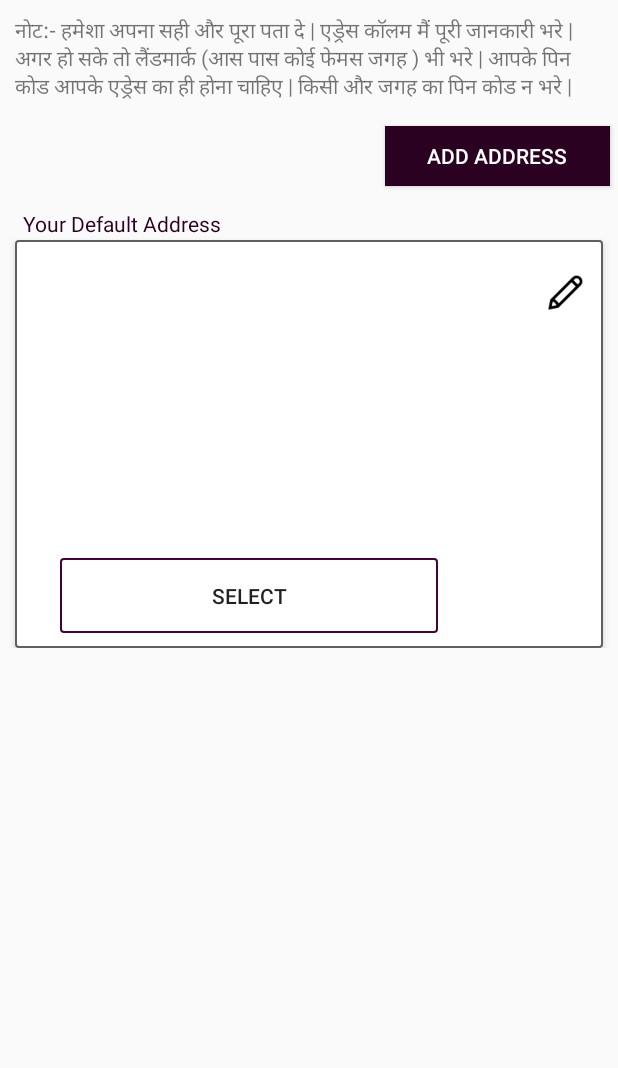
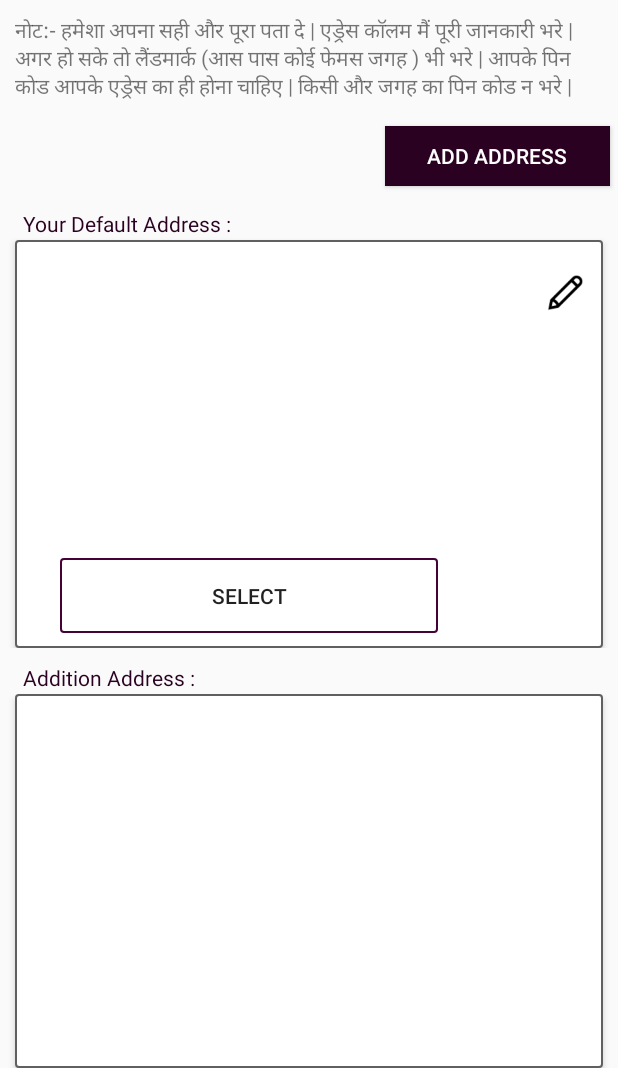
Before and after one commit to devdubeyapp/Galwaykart, an Android app: the layout activity_default_shipping_address.xml on its own in the app's theme, with its tools: preview values and no code run, on a phone screen of 412 x 824 dp, the part 168-1236 px from its top. Run offline under Robolectric (Android 15) with nearby library versions, the phone set to English and light mode, and no system bars; network calls fail.

Commit message:
default address,banner, page navigation

```diff
--- a/app/src/main/java/com/galwaykart/HomePageActivity_v1.java
+++ b/app/src/main/java/com/galwaykart/HomePageActivity_v1.java
@@ -19,6 +19,8 @@ import androidx.recyclerview.widget.GridLayoutManager;
 import androidx.recyclerview.widget.RecyclerView;
 import androidx.appcompat.widget.SearchView;
 import androidx.appcompat.widget.Toolbar;
+
+import android.util.Log;
 import android.view.MenuItem;
 import android.view.View;
 import android.view.WindowManager;
@@ -386,8 +388,7 @@ public class HomePageActivity_v1 extends AppCompatActivity
 
                     @Override
                     public void onResponse(JSONObject response) {
-                        ////Log.d("response", response.toString());
-
+                        Log.d("responsebanner", response.toString());
 
                         try {
                             JSONObject jsonObj = null;
--- a/app/src/main/java/com/galwaykart/SplashActivity.java
+++ b/app/src/main/java/com/galwaykart/SplashActivity.java
@@ -240,7 +240,7 @@ public class SplashActivity extends AppCompatActivity {
 
                     @Override
                     public void onResponse(JSONObject response) {
-                       // //Log.d("app_response", response.toString());
+                        Log.d("responsebanner", response.toString());
 
 
                         setPostOperation(response.toString());
--- a/app/src/main/java/com/galwaykart/ViewPagerAdapterBanner.java
+++ b/app/src/main/java/com/galwaykart/ViewPagerAdapterBanner.java
@@ -83,9 +83,8 @@ public class ViewPagerAdapterBanner extends PagerAdapter
         ////////Log.d("clicked", String.valueOf(position));
 
 
-                if(!banner_image_catid[position].equalsIgnoreCase(""))
+                if(!banner_image_catid[position].equalsIgnoreCase("") && !banner_image_catid[position].equalsIgnoreCase("0") )
                 {
-                    //////Log.d("clicked", banner_image_catid[position]);
                     SharedPreferences pref;
                     pref= mContext.getSharedPreferences("GalwayKart", Context.MODE_PRIVATE);
                     SharedPreferences.Editor editor = pref.edit();
--- a/app/src/main/java/com/galwaykart/address_book/CustomerAddressBook.java
+++ b/app/src/main/java/com/galwaykart/address_book/CustomerAddressBook.java
@@ -271,6 +271,7 @@ public class CustomerAddressBook extends BaseActivity {
                 intent.putExtra("default_ship", "1");
                 intent.putExtra("default_bill", "1");
                 intent.putExtra("is_default_shipping",is_default_shipping);
+
 
 
                 intent.putExtra("","");
--- a/app/src/main/java/com/galwaykart/dbfiles/Adapter/MvvmRecyclerViewProductAdapter.java
+++ b/app/src/main/java/com/galwaykart/dbfiles/Adapter/MvvmRecyclerViewProductAdapter.java
@@ -84,14 +84,16 @@ public class MvvmRecyclerViewProductAdapter
 
         if(is_logged_in_user==true) {
             Intent intent = new Intent(mContext, MainActivity.class);
+            //intent.putExtra("comefrm","category");
+            //intent.putExtra("cat_id","category");
             mContext.startActivity(intent);
-            ((Activity) mContext).finish();
+            //((Activity) mContext).finish();
         }
         else
         {
             Intent intent = new Intent(mContext, GuestMainActivity.class);
             mContext.startActivity(intent);
-            ((Activity) mContext).finish();
+            //((Activity) mContext).finish();
         }
 
     }
--- a/app/src/main/res/layout/activity_default_shipping_address.xml
+++ b/app/src/main/res/layout/activity_default_shipping_address.xml
@@ -135,7 +135,7 @@
                 android:layout_width="match_parent"
                 android:layout_height="wrap_content"
                 android:id="@+id/txt_default"
-                android:text="Your Default Address"
+                android:text="Your Default Address :"
                 android:layout_marginLeft="15dp"
                 android:layout_marginTop="10dp"
                 android:textSize="14dp"
@@ -288,18 +288,42 @@
 
         </RelativeLayout>
 
+        <TextView
+            android:layout_width="match_parent"
+            android:layout_height="wrap_content"
+            android:id="@+id/txt_others"
+            android:text="Addition Address :"
+            android:layout_marginLeft="15dp"
+            android:layout_marginTop="10dp"
+            android:textSize="14dp"
+            android:fontFamily="ARLRDBD"
+            android:layout_below="@+id/rl_default_shipping"
+            android:textColor="@color/colorPrimaryDark">
 
-
+        </TextView>
+    <RelativeLayout
+        android:id="@+id/rl_other_address"
+        android:layout_width="match_parent"
+        android:layout_height="wrap_content"
+        android:layout_centerHorizontal="true"
+        android:layout_marginLeft="10dp"
+        android:layout_marginRight="10dp"
+        android:layout_marginTop="1dp"
+        android:background="@drawable/border_default_address"
+        android:layout_below="@+id/txt_others"
+        android:elevation="3dp"
+        android:orientation="vertical"
+        android:padding="10dp">
 
         <ListView
             android:id="@+id/list_address"
             android:layout_width="match_parent"
             android:layout_height="match_parent"
-            android:layout_marginTop="10dp"
-            android:layout_below="@+id/rl_default_shipping"
+            android:layout_marginTop="1dp"
+
             android:layout_marginBottom="10dp">
         </ListView>
-
+    </RelativeLayout>
 <!--        <androidx.recyclerview.widget.RecyclerView-->
 <!--            android:id="@+id/list_address"-->
 <!--            android:layout_width="match_parent"-->
```
Also changed, not shown: app/build.gradle (+5 -2 lines), app/src/main/java/com/galwaykart/Guest/GuestMainActivity.java (+10 -10 lines), app/src/main/java/com/galwaykart/SingleProductView/MainActivity.java (+14 -13 lines), app/src/main/java/com/galwaykart/address_book/AddNewAddress.java (+20 -15 lines), 1 other file.
